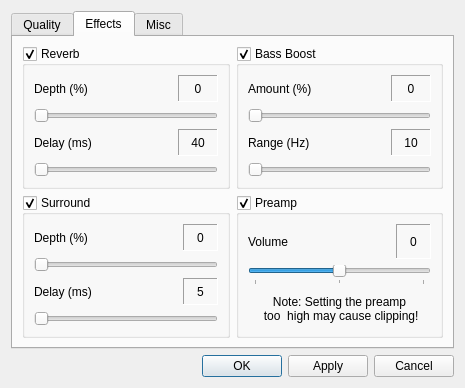
First picture: the form in src/plugins/Input/modplug/settingsdialog.ui, repository ksv1986/qmmp-staging, before the edit.
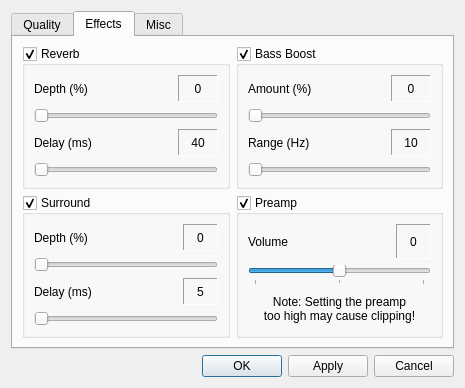
Second picture: the form after the edit. The open tabs and pages were chosen to show the change.

Commit message: modplug plugin: some ui fixes

Patch:
```diff
--- a/src/plugins/Input/modplug/settingsdialog.ui
+++ b/src/plugins/Input/modplug/settingsdialog.ui
@@ -643,8 +643,8 @@
           <item row="2" column="0" colspan="3" >
            <widget class="QLabel" name="label_15" >
             <property name="text" >
-             <string>Note: Setting the preamp 
- too  high may cause clipping!</string>
+             <string>Note: Setting the preamp
+too high may cause clipping!</string>
             </property>
             <property name="alignment" >
              <set>Qt::AlignCenter</set>
```
The commit also changes 1 other file.
